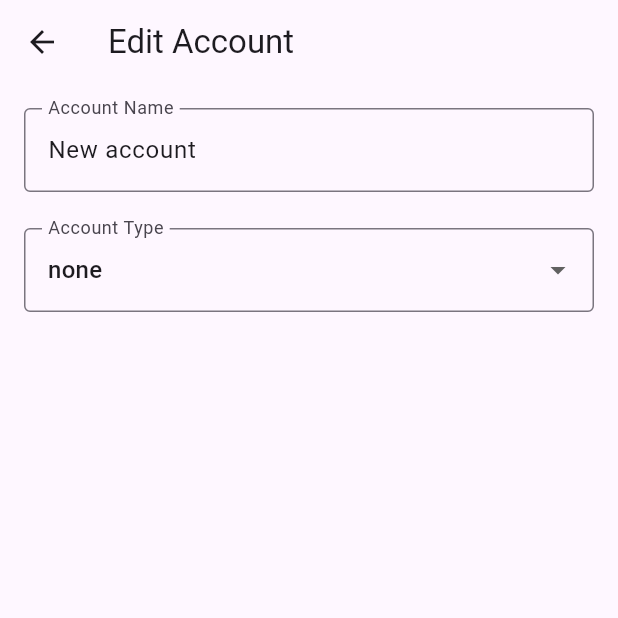
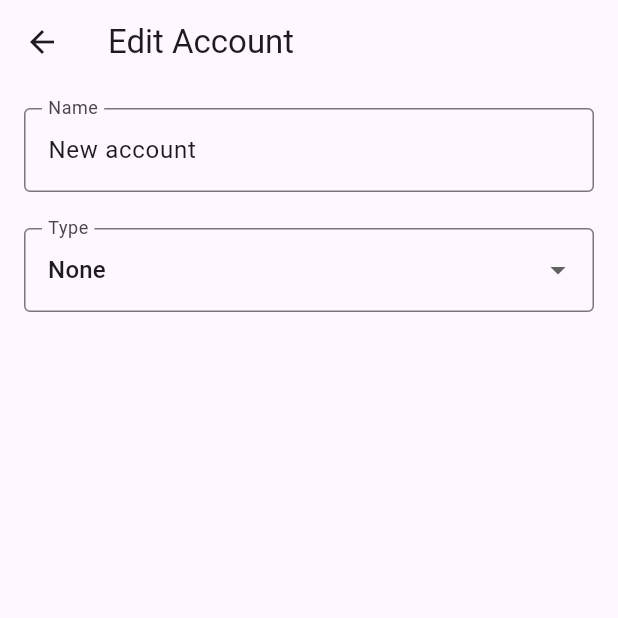
Before and after one commit to konradkubczyk/payme, a Flutter app: the screen it shows after launch, after a tap on the "add" icon, on a phone screen of 412 x 824 dp, the top half of it. Run offline on Flutter 3.47's test engine with Material 3 defaults, Android fonts, the phone set to English and light mode, and no system bars; our stand-ins replace drift; accounts and stored records are empty; generated files the repository leaves out were written again.

Commit message:
fix: improve account editor

```diff
--- a/lib/models/account_type.dart
+++ b/lib/models/account_type.dart
@@ -12,8 +12,6 @@ enum AccountType {
 extension AccountTypeExtension on AccountType {
   String get name {
     switch (this) {
-      case AccountType.none:
-        return 'None';
       case AccountType.savings:
         return 'Savings';
       case AccountType.main:
--- a/lib/screens/edit_account_screen.dart
+++ b/lib/screens/edit_account_screen.dart
@@ -2,7 +2,6 @@ import 'package:flutter/material.dart';
 import 'package:payme/models/account.dart';
 import 'package:payme/models/account_type.dart';
 import 'package:payme/services/data_provider.dart';
-import 'package:payme/services/database_provider.dart';
 
 class EditAccountScreen extends StatefulWidget {
   final Account account;
@@ -11,8 +10,8 @@ class EditAccountScreen extends StatefulWidget {
   const EditAccountScreen({
     required this.account,
     required this.onAccountUpdated,
-    Key? key,
-  }) : super(key: key);
+    super.key,
+  });
 
   @override
   _EditAccountScreenState createState() => _EditAccountScreenState();
@@ -21,15 +20,14 @@ class EditAccountScreen extends StatefulWidget {
 class _EditAccountScreenState extends State<EditAccountScreen> {
   final _formKey = GlobalKey<FormState>();
   late TextEditingController _nameController;
-  late String _selectedAccountType;
-  List<String> _availableAccountTypes =
-  AccountType.values.map((type) => type.toString().split('.').last).toList();
+  late AccountType _selectedAccountType;
+  final List<AccountType> _availableAccountTypes = AccountType.values.toList();
 
   @override
   void initState() {
     super.initState();
     _nameController = TextEditingController(text: widget.account.name);
-    _selectedAccountType = widget.account.type.toString().split('.').last;
+    _selectedAccountType = widget.account.type;
   }
 
   @override
@@ -48,7 +46,7 @@ class _EditAccountScreenState extends State<EditAccountScreen> {
                 controller: _nameController,
                 decoration: const InputDecoration(
                   border: OutlineInputBorder(),
-                  labelText: 'Account Name',
+                  labelText: 'Name',
                 ),
                 validator: (value) {
                   if (value == null || value.isEmpty) {
@@ -58,7 +56,7 @@ class _EditAccountScreenState extends State<EditAccountScreen> {
                 },
               ),
               const SizedBox(height: 24),
-              DropdownButtonFormField<String>(
+              DropdownButtonFormField<AccountType>(
                 value: _selectedAccountType,
                 onChanged: (value) {
                   setState(() {
@@ -66,17 +64,17 @@ class _EditAccountScreenState extends State<EditAccountScreen> {
                   });
                 },
                 items: _availableAccountTypes.map((type) {
-                  return DropdownMenuItem<String>(
+                  return DropdownMenuItem<AccountType>(
                     value: type,
-                    child: Text(type),
+                    child: Text(type.name),
                   );
                 }).toList(),
                 decoration: const InputDecoration(
                   border: OutlineInputBorder(),
-                  labelText: 'Account Type',
+                  labelText: 'Type',
                 ),
                 validator: (value) {
-                  if (value == null || value.isEmpty) {
+                  if (value == null) {
                     return 'Please select account type';
                   }
                   return null;
@@ -88,8 +86,7 @@ class _EditAccountScreenState extends State<EditAccountScreen> {
                   if (_formKey.currentState!.validate()) {
                     // Update the account information
                     widget.account.name = _nameController.text;
-                    widget.account.type =
-                        AccountTypeExtension.fromString(_selectedAccountType);
+                    widget.account.type = _selectedAccountType;
 
                     // Save changes
                     widget.account.update(
@@ -119,10 +116,3 @@ class _EditAccountScreenState extends State<EditAccountScreen> {
     super.dispose();
   }
 }
-
-extension AccountTypeExtension on AccountType {
-  static AccountType fromString(String type) {
-    return AccountType.values
-        .firstWhere((e) => e.toString().split('.').last == type);
-  }
-}
```
